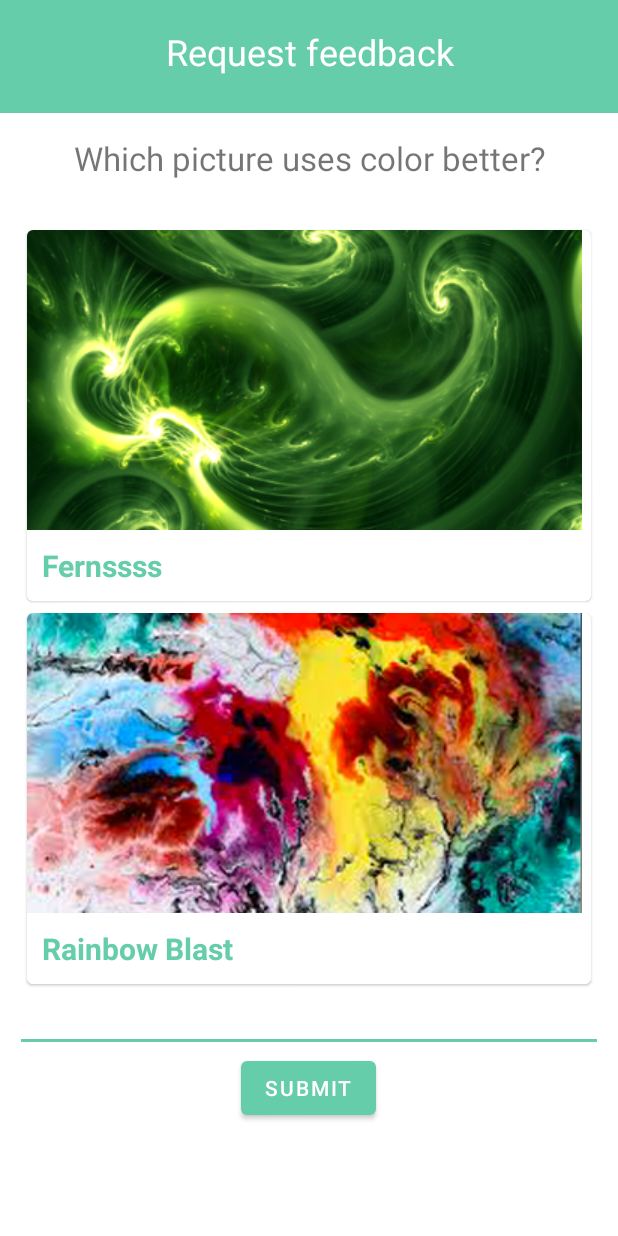
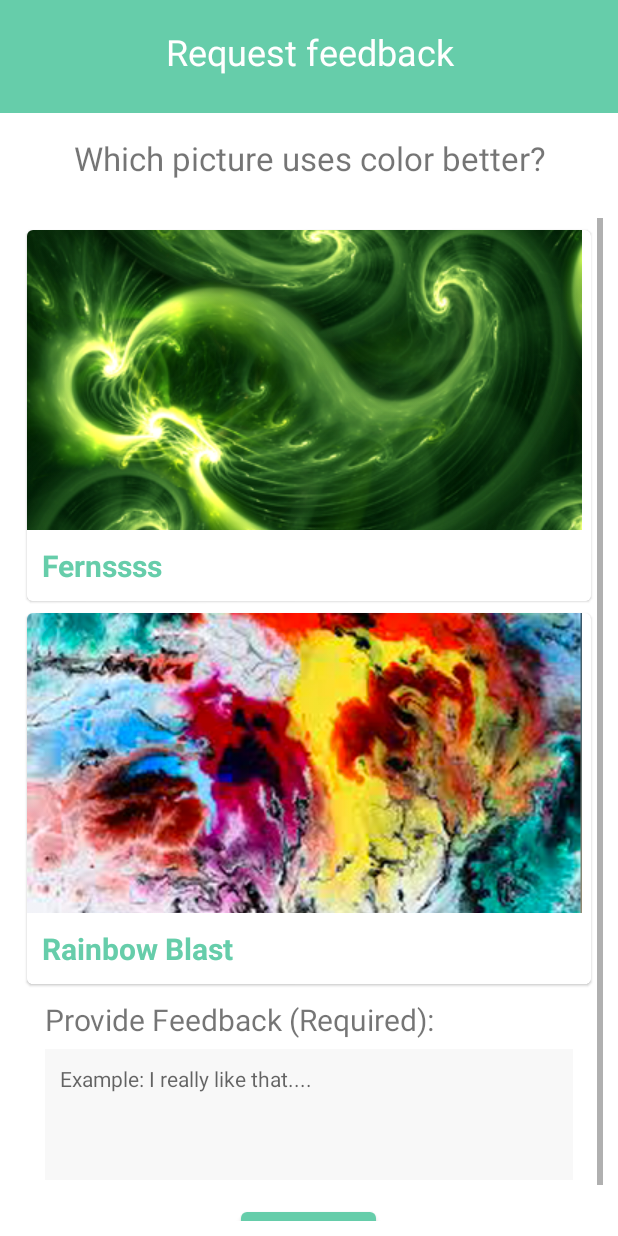
Before and after one commit to tarapiyer/Exhibyt_App, an Android app: the screen it shows after launch (GiveFeedback), after a tap on an icon or button, on a phone screen of 412 x 824 dp. Run offline under Robolectric (Android 15) with nearby library versions, the phone set to English and light mode, and no system bars.

Commit message:
Giving feedback error functionality

```diff
--- a/app/src/main/java/cs147/exhibyt/GiveFeedback.java
+++ b/app/src/main/java/cs147/exhibyt/GiveFeedback.java
@@ -84,7 +84,7 @@ public class GiveFeedback extends Activity {
             //This was giving me errors so I commented it out. Christina can you check this out when
             //you get the chance
             TextView errorMessage = findViewById(R.id.showGiveFeedbackErrors);
-            errorMessage.setText("ERROR: You provide feedback to see others'.");
+            errorMessage.setText("ERROR: You most provide comments to see others' feedback.");
             errorMessage.setTextColor(Color.RED);
             errorMessage.setVisibility(View.VISIBLE);
             return;
--- a/app/src/main/res/layout/activity_give_feedback.xml
+++ b/app/src/main/res/layout/activity_give_feedback.xml
@@ -154,22 +154,49 @@
             <TextView
                 android:layout_width="wrap_content"
                 android:layout_height="wrap_content"
+                android:text="Provide Feedback (Required):"
+                android:fontFamily="@fonts/sarala_regular"
+                android:layout_marginLeft="20dp"
+                android:layout_marginTop="10dp"
+                android:textSize="20sp"/>
+            <TextView
+                android:layout_width="wrap_content"
+                android:layout_height="wrap_content"
                 android:text=""
                 android:id="@+id/showGiveFeedbackErrors"
                 android:fontFamily="@fonts/sarala_regular"
                 android:textSize="15sp"
                 android:layout_marginLeft="21dp"
                 android:visibility="gone"/>
-            <com.google.android.material.textfield.TextInputEditText
+            <EditText
+                android:id="@+id/textComment"
+                android:layout_height="wrap_content"
+                android:layout_marginLeft="20dp"
+                android:layout_marginRight="20dp"
+                android:layout_marginTop="6dp"
+                android:layout_width="fill_parent"
+                android:textSize="14sp"
+                android:padding="10dp"
+                android:fontFamily="@fonts/sarala_regular"
+                android:hint="Example: I really like that...."
+                android:background="#F8F8F8"
+                android:inputType="textMultiLine"
+                android:lines="4"
+                android:minLines="4"
+                android:maxLines="4"
+                android:gravity="top"/>
+
+            <!--<com.google.android.material.textfield.TextInputEditText
                 android:id="@+id/textComment"
                 android:layout_width="match_parent"
-                android:layout_height="wrap_content" />
+                android:layout_height="wrap_content" />-->
 
             <com.google.android.material.button.MaterialButton
                 android:layout_width="wrap_content"
                 android:layout_height="wrap_content"
                 android:layout_gravity="center_horizontal"
                 android:onClick="submitFeedback"
+                android:layout_marginTop="15dp"
                 android:text="Submit" />
 
         </LinearLayout>
```
